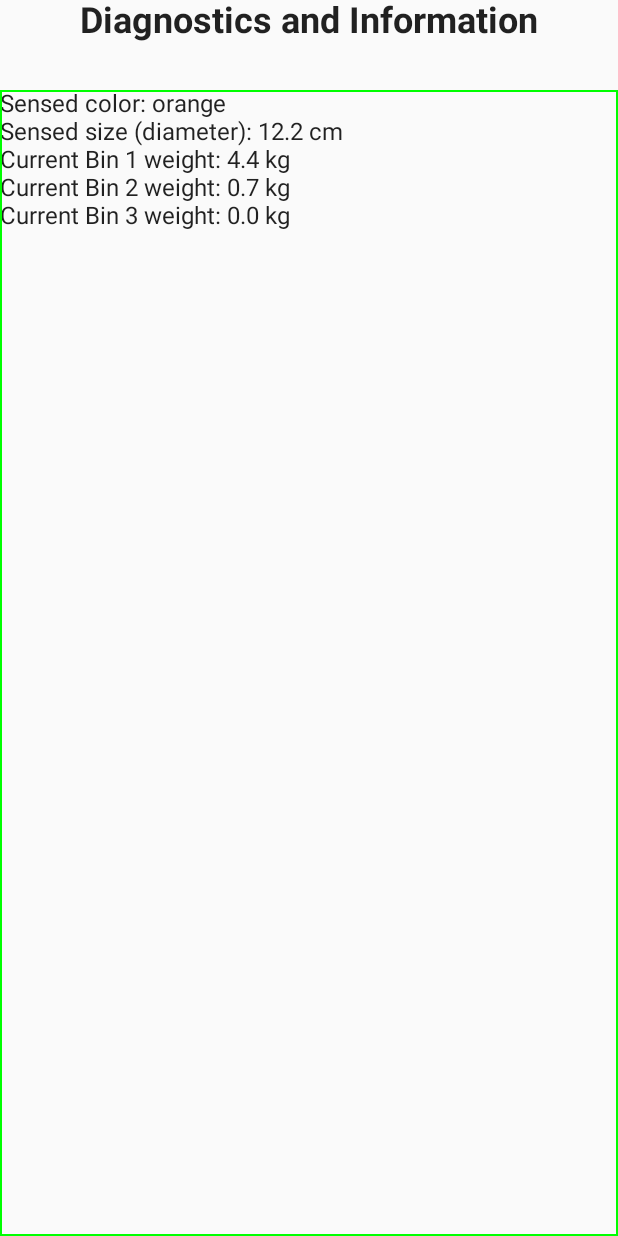
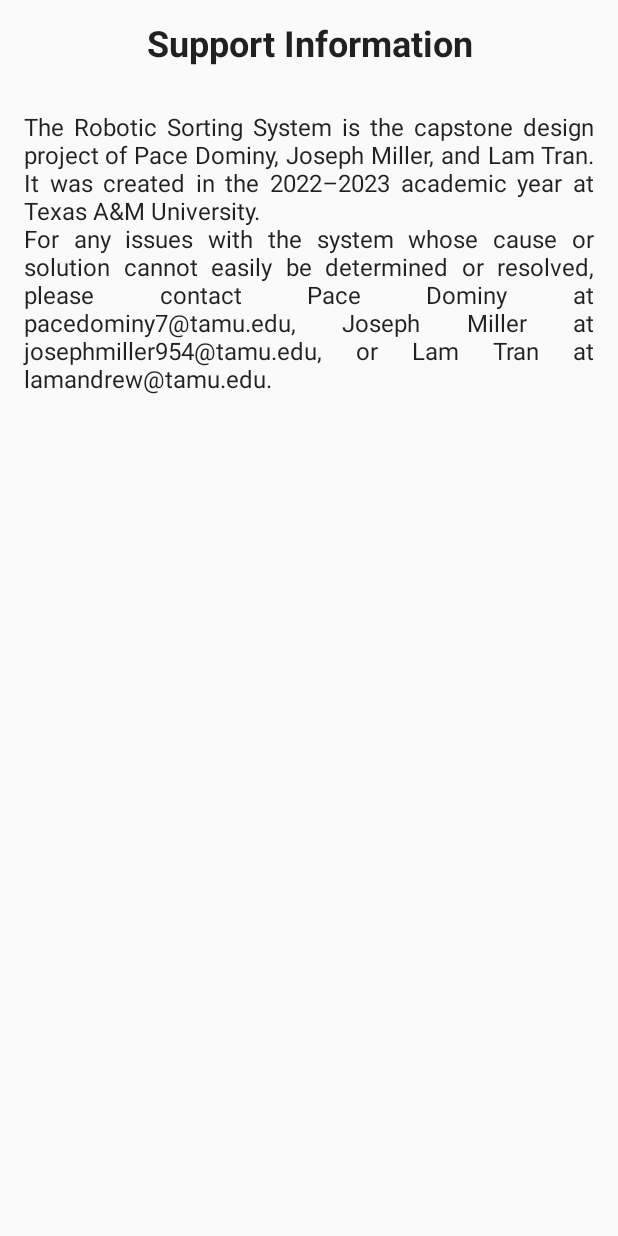
Before and after one commit to tamu-edu-students/Robotic-Sorting-System-Android-App, an Android app built with Jetpack Compose: the screen it shows after launch (MainActivity), on a phone screen of 412 x 824 dp. Run offline under Robolectric (Android 15) with nearby library versions, the phone set to English and light mode, and no system bars.

Commit message:
Created first version of support screen

```diff
--- a/app/src/main/java/com/example/roboticsortingsystem/RSSScreen.kt
+++ b/app/src/main/java/com/example/roboticsortingsystem/RSSScreen.kt
@@ -7,6 +7,7 @@ import androidx.compose.ui.tooling.preview.Preview
 import com.example.roboticsortingsystem.ui.theme.ColorSortingScreen
 import com.example.roboticsortingsystem.ui.theme.MachineInfoScreen
 import com.example.roboticsortingsystem.ui.theme.SizeSortingScreen
+import com.example.roboticsortingsystem.ui.theme.SupportScreen
 
 // Enum class holds names of screens in the app
 // TODO: evaluate if this is necessary given how the app is drawing buttons
@@ -26,7 +27,7 @@ fun RSSApp( // Controls navigation between screens
     modifier: Modifier = Modifier // Good practice to pass a default modifier
 ) {
     // Test: show initial screen
-    MachineInfoScreen()
+    SupportScreen()
 }
 
 // Preview function
--- /dev/null
+++ b/app/src/main/java/com/example/roboticsortingsystem/ui/theme/SupportScreen.kt
@@ -0,0 +1,53 @@
+package com.example.roboticsortingsystem.ui.theme
+
+import androidx.annotation.StringRes
+import androidx.compose.foundation.layout.Arrangement
+import androidx.compose.foundation.layout.Column
+import androidx.compose.foundation.layout.fillMaxWidth
+import androidx.compose.foundation.layout.padding
+import androidx.compose.material.Text
+import androidx.compose.runtime.Composable
+import androidx.compose.ui.Alignment
+import androidx.compose.ui.Modifier
+import androidx.compose.ui.res.stringResource
+import androidx.compose.ui.text.style.TextAlign
+import androidx.compose.ui.tooling.preview.Preview
+import androidx.compose.ui.unit.dp
+import com.example.roboticsortingsystem.R
+import com.example.roboticsortingsystem.components.ScreenTitle
+
+// Provides common formatting for all text on this screen
+@Composable
+fun SupportText(
+    @StringRes supportInfo: Int
+) {
+    Text(
+        text = stringResource(id = supportInfo),
+        textAlign = TextAlign.Justify
+    )
+}
+
+// Draws the screen that shows support and project information
+@Composable
+fun SupportScreen (
+    modifier: Modifier = Modifier
+) {
+    Column(
+        modifier = Modifier
+            .fillMaxWidth()
+            .padding(16.dp),
+        verticalArrangement = Arrangement.Top,
+        horizontalAlignment = Alignment.CenterHorizontally
+    ) {
+        ScreenTitle(title = R.string.support_button)
+        SupportText(supportInfo = R.string.support_project_info)
+        SupportText(supportInfo = R.string.support_project_contact)
+    }
+}
+
+// Preview function
+@Preview
+@Composable
+fun SupportScreenPreview() {
+    SupportScreen()
+}
--- a/app/src/main/res/values/strings.xml
+++ b/app/src/main/res/values/strings.xml
@@ -3,6 +3,8 @@
     <string name="initial_screen">Initial</string>
     <string name="support_screen">Support</string>
     <string name="support_button">Support Information</string>
+    <string name="support_project_info">The Robotic Sorting System is the capstone design project of Pace Dominy, Joseph Miller, and Lam Tran. It was created in the 2022–2023 academic year at Texas A&amp;M University.</string>
+    <string name="support_project_contact">For any issues with the system whose cause or solution cannot easily be determined or resolved, please contact Pace Dominy at pacedominy7@tamu.edu, Joseph Miller at josephmiller954@tamu.edu, or Lam Tran at lamandrew@tamu.edu.</string>
     <string name="machine_info_screen">MachineInfo</string>
     <string name="machine_info_button">Diagnostics and Information</string>
     <string name="machine_info_current_color">Sensed color: orange</string>
```
